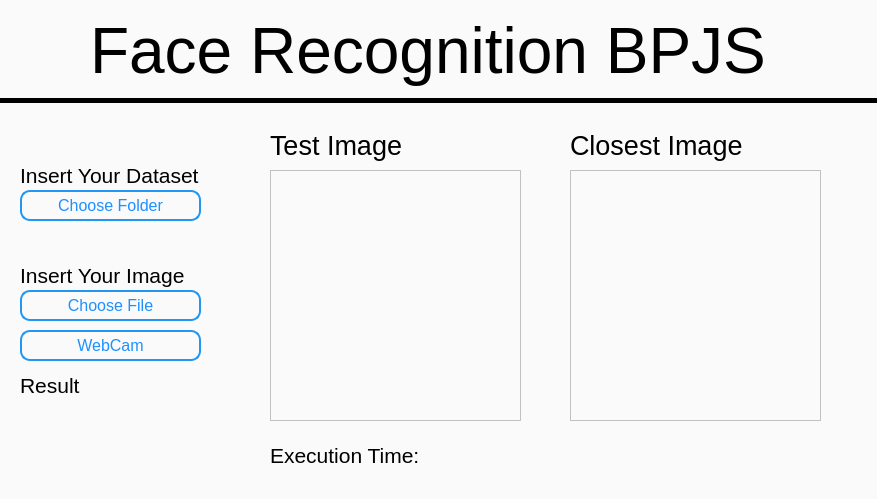
Above: src/gui/gui.ui from Marthenn/Algeo02-21090 before the change. Below: the same form after it.
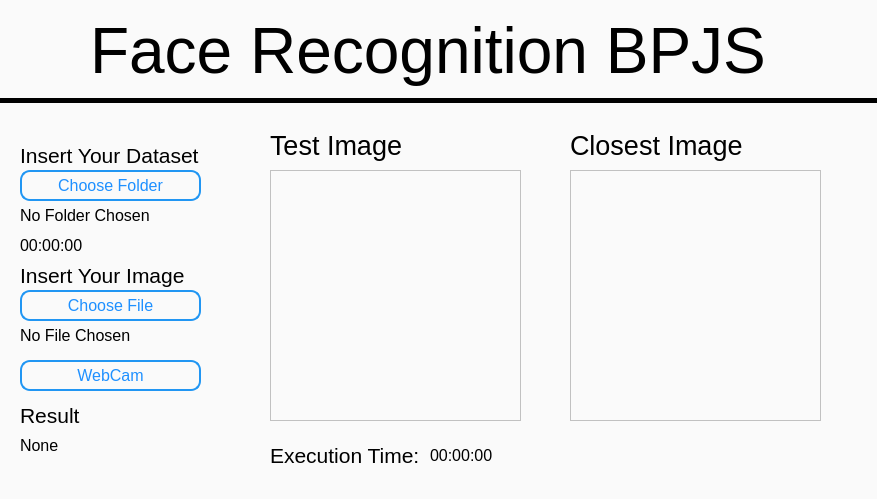
That is the form after the change.

Commit message: feat: GUI of the application

```diff
--- a/src/gui/gui.ui
+++ b/src/gui/gui.ui
@@ -275,7 +275,7 @@
     <property name="geometry">
      <rect>
       <x>20</x>
-      <y>160</y>
+      <y>140</y>
       <width>191</width>
       <height>31</height>
      </rect>
@@ -355,7 +355,7 @@
     <property name="geometry">
      <rect>
       <x>20</x>
-      <y>190</y>
+      <y>170</y>
       <width>181</width>
       <height>31</height>
      </rect>
@@ -403,7 +403,7 @@
     <property name="geometry">
      <rect>
       <x>20</x>
-      <y>330</y>
+      <y>360</y>
       <width>181</width>
       <height>31</height>
      </rect>
@@ -442,7 +442,7 @@
     <property name="geometry">
      <rect>
       <x>20</x>
-      <y>370</y>
+      <y>400</y>
       <width>191</width>
       <height>31</height>
      </rect>
@@ -486,7 +486,7 @@
     <property name="geometry">
      <rect>
       <x>20</x>
-      <y>400</y>
+      <y>430</y>
       <width>191</width>
       <height>31</height>
      </rect>
@@ -494,14 +494,14 @@
     <property name="font">
      <font>
       <family>Arial</family>
-      <pointsize>16</pointsize>
+      <pointsize>12</pointsize>
      </font>
     </property>
     <property name="styleSheet">
      <string notr="true">background:rgba(0,0,0,0);</string>
     </property>
     <property name="text">
-     <string/>
+     <string>None</string>
     </property>
    </widget>
    <widget class="QLabel" name="execTime">
@@ -516,14 +516,14 @@
     <property name="font">
      <font>
       <family>Arial</family>
-      <pointsize>16</pointsize>
+      <pointsize>12</pointsize>
      </font>
     </property>
     <property name="styleSheet">
      <string notr="true">background:rgba(0,0,0,0);</string>
     </property>
     <property name="text">
-     <string/>
+     <string>00:00:00</string>
     </property>
    </widget>
    <widget class="QLabel" name="trainingTime">
@@ -538,14 +538,14 @@
     <property name="font">
      <font>
       <family>Arial</family>
-      <pointsize>16</pointsize>
+      <pointsize>12</pointsize>
      </font>
     </property>
     <property name="styleSheet">
      <string notr="true">background:rgba(0,0,0,0);</string>
     </property>
     <property name="text">
-     <string/>
+     <string>00:00:00</string>
     </property>
    </widget>
    <widget class="QLabel" name="testImage">
@@ -580,6 +580,50 @@
      <string/>
     </property>
    </widget>
+   <widget class="QLabel" name="trainingTime_2">
+    <property name="geometry">
+     <rect>
+      <x>20</x>
+      <y>200</y>
+      <width>181</width>
+      <height>31</height>
+     </rect>
+    </property>
+    <property name="font">
+     <font>
+      <family>Arial</family>
+      <pointsize>12</pointsize>
+     </font>
+    </property>
+    <property name="styleSheet">
+     <string notr="true">background:rgba(0,0,0,0);</string>
+    </property>
+    <property name="text">
+     <string>No Folder Chosen</string>
+    </property>
+   </widget>
+   <widget class="QLabel" name="trainingTime_3">
+    <property name="geometry">
+     <rect>
+      <x>20</x>
+      <y>320</y>
+      <width>181</width>
+      <height>31</height>
+     </rect>
+    </property>
+    <property name="font">
+     <font>
+      <family>Arial</family>
+      <pointsize>12</pointsize>
+     </font>
+    </property>
+    <property name="styleSheet">
+     <string notr="true">background:rgba(0,0,0,0);</string>
+    </property>
+    <property name="text">
+     <string>No File Chosen</string>
+    </property>
+   </widget>
   </widget>
   <widget class="QStatusBar" name="statusbar"/>
  </widget>
```
The commit also changes 2 other files.
